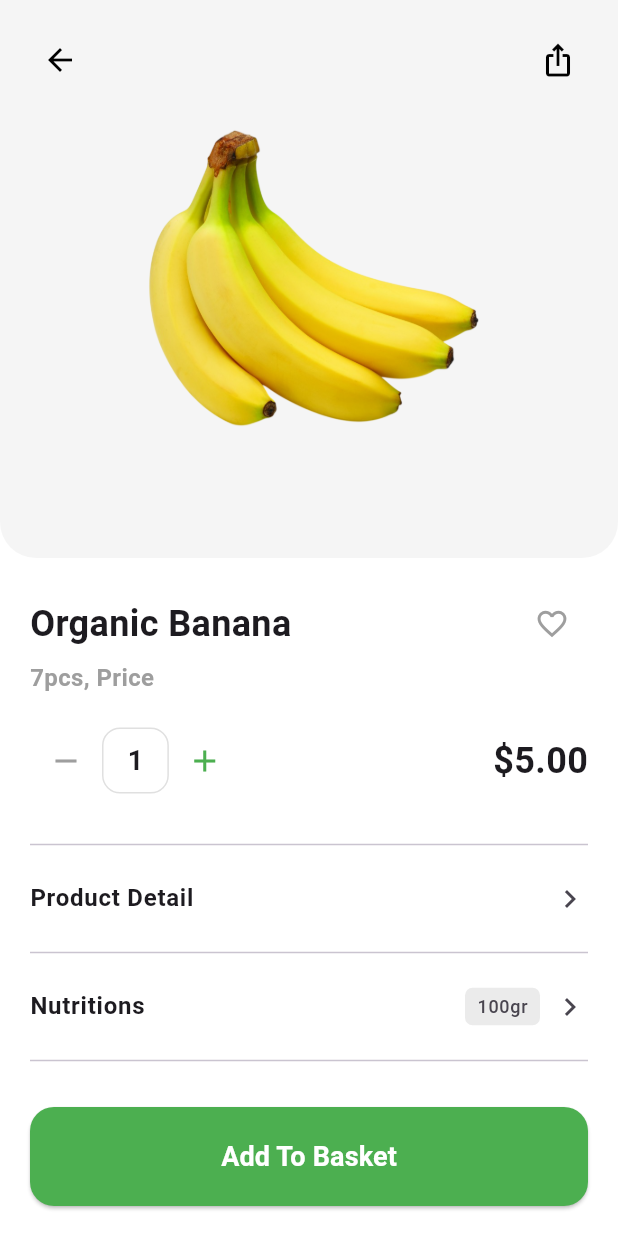
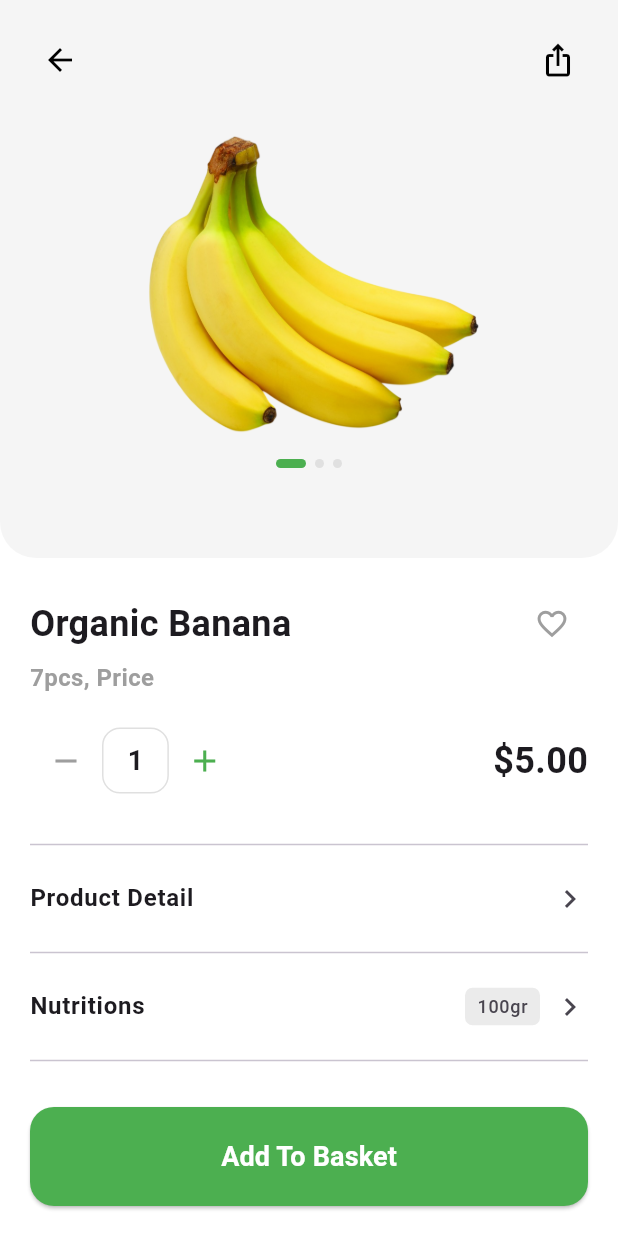
Before and after one commit to BorosSmosSne/groceries_app, a Flutter app: the screen it shows after launch, after a tap on "Organic Banana", on a phone screen of 412 x 824 dp. Run offline on Flutter 3.47's test engine with Material 3 defaults, Android fonts, the phone set to English and light mode, and no system bars; drawn by our look-alikes of carousel_slider; our stand-ins replace device_preview, flutter_custom_clippers, flutter_svg_provider, google_fonts, shared_preferences; statements that could not run were skipped.

Commit message:
add image to list view product detail

```diff
--- a/lib/main.dart
+++ b/lib/main.dart
@@ -7,11 +7,11 @@ import 'package:groceries_app/screens/splash_screen.dart';
 
 void main() {
   runApp(
-    // DevicePreview(
-    //   enabled: !kReleaseMode,
-    //   builder: (context) => const MainApp(),
-    // ),
-    const MainApp(),
+    DevicePreview(
+      enabled: !kReleaseMode,
+      builder: (context) => const MainApp(),
+    ),
+    // const MainApp(),
   );
 }
 
@@ -21,8 +21,7 @@ class MainApp extends StatelessWidget {
   @override
   Widget build(BuildContext context) {
     return MaterialApp(
-      // locale: DevicePreview.locale(context),
-      // builder: DevicePreview.appBuilder,
+      locale: DevicePreview.locale(context),
       debugShowCheckedModeBanner: false,
       home: SplashScreen(),
       // HomeScreen(),
--- a/lib/models/product.dart
+++ b/lib/models/product.dart
@@ -6,6 +6,7 @@ class Product {
   String image;
   String description2;
   String nutrition;
+  List<String>? images;
 
   Product({
     required this.id,
@@ -15,5 +16,6 @@ class Product {
     required this.image,
     required this.description2,
     required this.nutrition,
+    this.images,
   });
 }
--- a/lib/screens/product_detail.dart
+++ b/lib/screens/product_detail.dart
@@ -1,5 +1,5 @@
+import 'package:carousel_slider/carousel_slider.dart';
 import 'package:flutter/material.dart';
-import 'package:flutter_custom_clippers/flutter_custom_clippers.dart';
 import 'package:groceries_app/models/product.dart';
 
 class ProductDetailScreen extends StatefulWidget {
@@ -15,8 +15,83 @@ class _ProductDetailScreenState extends State<ProductDetailScreen> {
   int _quantity = 1;
   bool _isFavorite = false;
   bool _isDetailExpanded = false;
+  int _currentImageIndex = 0;
 
   static const _green = Color(0xFF4CAF50);
+
+  // ==========================================
+  // Functions at top for Carousel Slider
+  // ==========================================
+
+  /// Builds the image carousel slider with at least 2 or 3 images
+  Widget buildImageSlider(List<String> images) {
+    return Column(
+      mainAxisAlignment: MainAxisAlignment.center,
+      children: [
+        const SizedBox(height: 30),
+        CarouselSlider(
+          items: images.map((imagePath) {
+            return Center(
+              child: Image.asset(
+                imagePath,
+                width: 330,
+                height: 200,
+                fit: BoxFit.contain,
+                errorBuilder: (context, error, stackTrace) =>
+                    const Icon(Icons.image_not_supported, size: 64, color: Colors.grey),
+              ),
+            );
+          }).toList(),
+          options: CarouselOptions(
+            height: 200,
+            viewportFraction: 1.0,
+            autoPlay: true,
+            autoPlayInterval: const Duration(seconds: 3),
+            enlargeCenterPage: false,
+            onPageChanged: (index, reason) {
+              setState(() {
+                _currentImageIndex = index;
+              });
+            },
+          ),
+        ),
+        const SizedBox(height: 16),
+        buildCarouselIndicators(images.length),
+      ],
+    );
+  }
+
+  /// Builds dot indicators for carousel slider
+  Widget buildCarouselIndicators(int count) {
+    return Row(
+      mainAxisAlignment: MainAxisAlignment.center,
+      children: List.generate(count, (index) {
+        return AnimatedContainer(
+          duration: const Duration(milliseconds: 300),
+          margin: const EdgeInsets.symmetric(horizontal: 3),
+          width: _currentImageIndex == index ? 20 : 6,
+          height: 6,
+          decoration: BoxDecoration(
+            color: _currentImageIndex == index ? _green : Colors.grey.shade300,
+            borderRadius: BorderRadius.circular(4),
+          ),
+        );
+      }),
+    );
+  }
+
+  /// Returns list of product images (at least 2-3 images)
+  List<String> getProductImages() {
+    if (widget.product.images != null && widget.product.images!.isNotEmpty) {
+      return widget.product.images!;
+    }
+    // Fallback default list with 3 images
+    return [
+      widget.product.image,
+      widget.product.image,
+      widget.product.image,
+    ];
+  }
 
   // -- logic Methods --
   void _incrementQuantity() {
@@ -34,6 +109,7 @@ class _ProductDetailScreenState extends State<ProductDetailScreen> {
   }
 
   double get _totalPrice => widget.product.price * _quantity;
+
   @override
   Widget build(BuildContext context) {
     final product = widget.product;
@@ -50,7 +126,7 @@ class _ProductDetailScreenState extends State<ProductDetailScreen> {
               width: double.infinity,
               decoration: BoxDecoration(
                 color: Colors.grey.shade100,
-                borderRadius: BorderRadius.only(
+                borderRadius: const BorderRadius.only(
                   bottomLeft: Radius.circular(24),
                   bottomRight: Radius.circular(24),
                 ),
@@ -58,13 +134,13 @@ class _ProductDetailScreenState extends State<ProductDetailScreen> {
               child: Stack(
                 children: [
                   Center(
-                    child: Image.asset(product.image, width: 330, height: 200),
+                    child: buildImageSlider(getProductImages()),
                   ),
                   Positioned(
                     top: 16,
                     left: 16,
                     child: IconButton(
-                      icon: Icon(Icons.arrow_back, color: Colors.black),
+                      icon: const Icon(Icons.arrow_back, color: Colors.black),
                       onPressed: () {
                         Navigator.pop(context);
                       },
@@ -74,7 +150,7 @@ class _ProductDetailScreenState extends State<ProductDetailScreen> {
                     top: 16,
                     right: 16,
                     child: IconButton(
-                      icon: Icon(Icons.ios_share, color: Colors.black),
+                      icon: const Icon(Icons.ios_share, color: Colors.black),
                       onPressed: () {
                         // Implement share functionality here
                         Navigator.pop(context);
@@ -161,7 +237,7 @@ class _ProductDetailScreenState extends State<ProductDetailScreen> {
                           ],
                         ),
                         Text(
-                          '\$${product.price.toStringAsFixed(2)}',
+                          '\$${_totalPrice.toStringAsFixed(2)}',
                           style: const TextStyle(
                             fontSize: 24,
                             fontWeight: FontWeight.bold,
@@ -258,12 +334,10 @@ class _ProductDetailScreenState extends State<ProductDetailScreen> {
               ),
             ),
             Padding(
-              padding: EdgeInsets.all(20),
+              padding: const EdgeInsets.all(20),
               child: ElevatedButton(
                 onPressed: () {
-                  print(
-                    'Added $_quantity ${product.name} to basket for \$${_totalPrice.toStringAsFixed(2)}',
-                  );
+                  Navigator.pop(context);
                 },
                 style: ElevatedButton.styleFrom(
                   backgroundColor: _green,
```
Also changed, not shown: lib/screens/home_screen.dart (+45 -1 lines), assets/images/apple_2.png (added), assets/images/apple_3.png (added), assets/images/banana_2.png (added), pubspec.lock.
